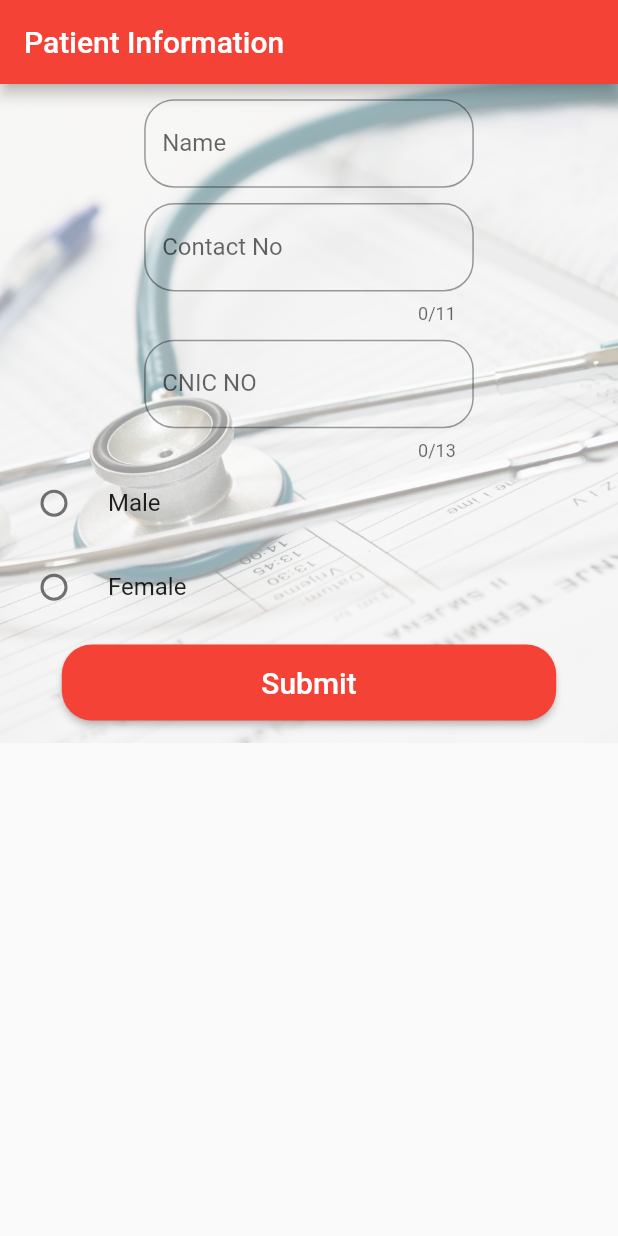
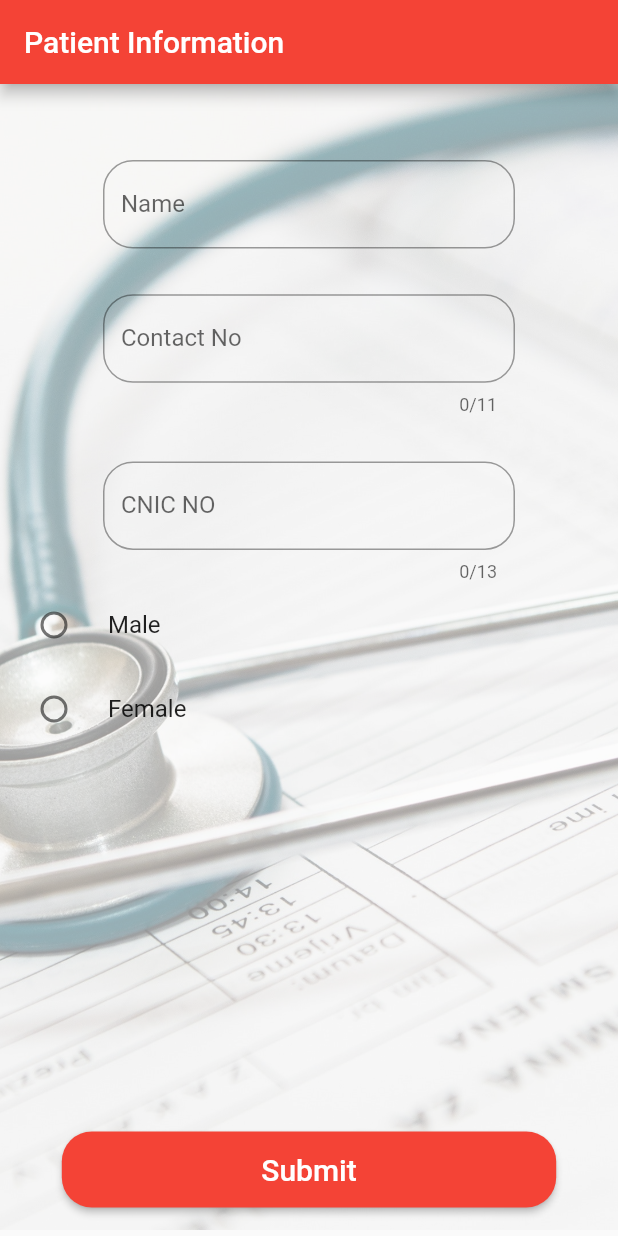
Before and after one commit to mustafanagori/Virtual-Clinic-FYP-, a Flutter app: the PatientInfo screen opened directly, on a phone screen of 412 x 824 dp. Run offline on Flutter 3.47's test engine with Material 2 defaults, Android fonts, the phone set to English and light mode, and no system bars; our stand-ins replace cloud_firestore, firebase_auth, firebase_core, firebase_database, flutter_rating_bar, flutter_svg and 2 more; missing offline and left inert: jazzcash_flutter, zego_uikit_prebuilt_video_conference; accounts and stored records are empty.

Commit message:
set the patient info form

```diff
--- a/lib/templetes/patient_screen/patient_info.dart
+++ b/lib/templetes/patient_screen/patient_info.dart
@@ -53,13 +53,13 @@ class _PatientInfoState extends State<PatientInfo> {
             mainAxisAlignment: MainAxisAlignment.center,
             children: [
               SizedBox(
-                height: getProportionateScreenHeight(10),
+                height: getProportionateScreenHeight(50),
               ),
               Row(
                 mainAxisAlignment: MainAxisAlignment.spaceAround,
                 children: [
                   Container(
-                    width: getProportionateScreenWidth(200),
+                    width: getProportionateScreenWidth(250),
                     child: TextFormField(
                       controller: firstNameController,
                       decoration: InputDecoration(
@@ -74,13 +74,13 @@ class _PatientInfoState extends State<PatientInfo> {
                 ],
               ),
               SizedBox(
-                height: getProportionateScreenHeight(10),
+                height: getProportionateScreenHeight(30),
               ),
               Row(
                 mainAxisAlignment: MainAxisAlignment.spaceAround,
                 children: [
                   Container(
-                    width: getProportionateScreenWidth(200),
+                    width: getProportionateScreenWidth(250),
                     child: TextFormField(
                       keyboardType: TextInputType.phone,
                       maxLength: 11,
@@ -97,13 +97,13 @@ class _PatientInfoState extends State<PatientInfo> {
                 ],
               ),
               SizedBox(
-                height: getProportionateScreenHeight(10),
+                height: getProportionateScreenHeight(30),
               ),
               Row(
                 mainAxisAlignment: MainAxisAlignment.spaceAround,
                 children: [
                   Container(
-                    width: getProportionateScreenWidth(200),
+                    width: getProportionateScreenWidth(250),
                     child: TextFormField(
                       keyboardType: TextInputType.number,
                       maxLength: 13,
@@ -154,7 +154,7 @@ class _PatientInfoState extends State<PatientInfo> {
                 ],
               ),
               SizedBox(
-                height: getProportionateScreenHeight(10),
+                height: getProportionateScreenHeight(250),
               ),
               Container(
                 height: getProportionateScreenHeight(50),
```
